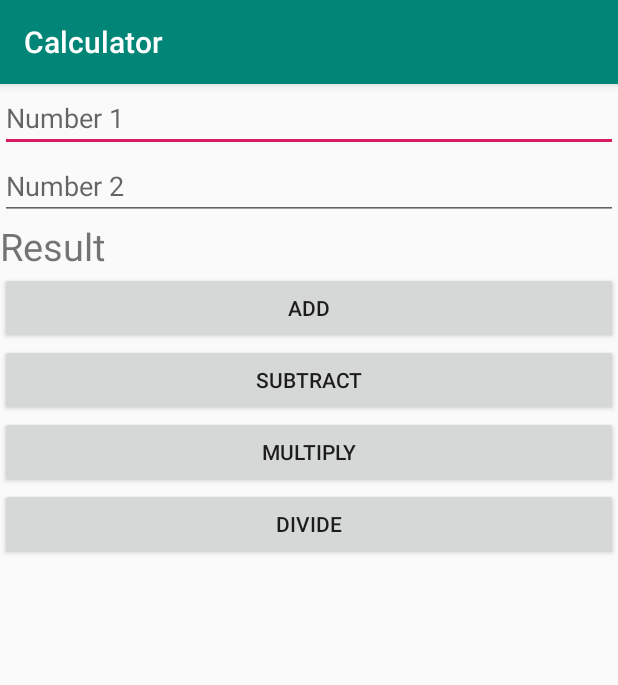
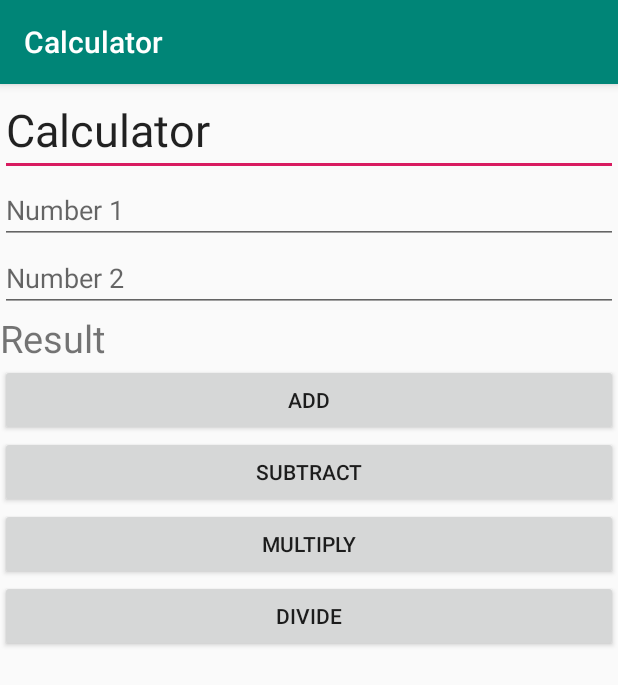
Before and after one commit to justinnguyen0/Calculator, an Android app: the screen it shows after launch (MainActivity), on a phone screen of 412 x 824 dp. Shown: the top 685 px of the screen. Run offline under Robolectric (Android 15) with nearby library versions, the phone set to English and light mode, and no system bars.

Commit message:
Fourth Commit

```diff
--- a/app/src/main/java/com/example/calculator/MainActivity.java
+++ b/app/src/main/java/com/example/calculator/MainActivity.java
@@ -3,6 +3,8 @@ package com.example.calculator;
 import androidx.appcompat.app.AppCompatActivity;
 
 import android.os.Bundle;
+import android.view.View;
+import android.widget.Button;
 import android.widget.EditText;
 import android.widget.TextView;
 
@@ -10,10 +12,68 @@ public class MainActivity extends AppCompatActivity {
 
     TextView result;
     EditText number1, number2;
+    Button add,subtract,divide,multiply;
+
+    float result_num;
+    int num1,num2;
 
     @Override
     protected void onCreate(Bundle savedInstanceState) {
         super.onCreate(savedInstanceState);
         setContentView(R.layout.activity_main);
+
+        result = (TextView)findViewById(R.id.result);
+
+        number1 = (EditText)findViewById(R.id.number1);
+        number2 = (EditText)findViewById(R.id.number2);
+
+        add = (Button)findViewById(R.id.add);
+        subtract = (Button)findViewById(R.id.subtract);
+        multiply = (Button)findViewById(R.id.multiply);
+        divide = (Button)findViewById(R.id.divide);
+
+        add.setOnClickListener(new View.OnClickListener() {
+            @Override
+            public void onClick(View view) {
+
+                num1 = Integer.parseInt(number1.getText().toString());
+                num2 = Integer.parseInt(number2.getText().toString());
+                result_num = num1 + num2;
+                result.setText(String.valueOf(result_num));
+            }
+        });
+
+        subtract.setOnClickListener(new View.OnClickListener() {
+            @Override
+            public void onClick(View view) {
+
+                num1 = Integer.parseInt(number1.getText().toString());
+                num2 = Integer.parseInt(number2.getText().toString());
+                result_num = num1 - num2;
+                result.setText(String.valueOf(result_num));
+            }
+        });
+
+        divide.setOnClickListener(new View.OnClickListener() {
+            @Override
+            public void onClick(View view) {
+
+                num1 = Integer.parseInt(number1.getText().toString());
+                num2 = Integer.parseInt(number2.getText().toString());
+                result_num = num1 / num2;
+                result.setText(String.valueOf(result_num));
+            }
+        });
+
+        multiply.setOnClickListener(new View.OnClickListener() {
+            @Override
+            public void onClick(View view) {
+
+                num1 = Integer.parseInt(number1.getText().toString());
+                num2 = Integer.parseInt(number2.getText().toString());
+                result_num = num1 * num2;
+                result.setText(String.valueOf(result_num));
+            }
+        });
     }
 }
--- a/app/src/main/res/layout/activity_main.xml
+++ b/app/src/main/res/layout/activity_main.xml
@@ -6,6 +6,15 @@
     android:layout_height="match_parent"
     android:orientation="vertical"
     tools:context=".MainActivity">
+
+    <EditText
+        android:id="@+id/editText3"
+        android:layout_width="match_parent"
+        android:layout_height="wrap_content"
+        android:textSize="30sp"
+        android:ems="10"
+        android:inputType="textPersonName"
+        android:text="Calculator" />
 
     <EditText
         android:id="@+id/number1"
```
